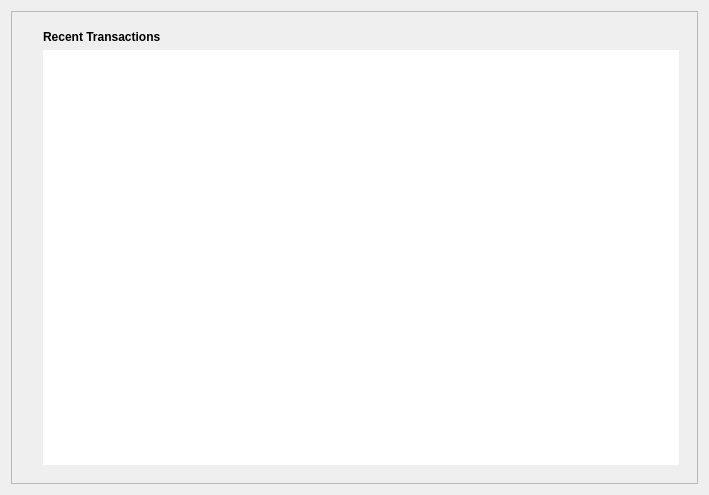
First picture: the form in src/qt/forms/overviewpage.ui, repository FourTwentyOne/421, before the edit.
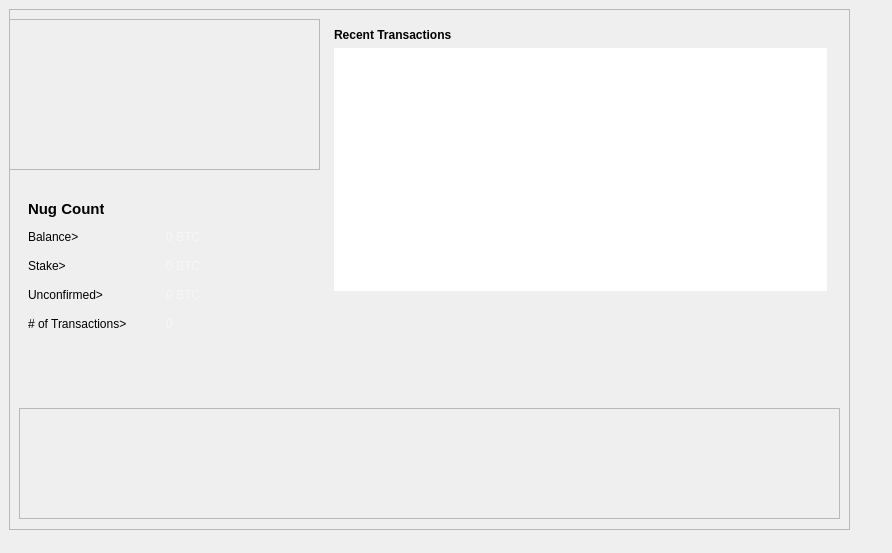
Second picture: the form after the edit. Icons and pictures are not drawn.

The edit to the form file:
```diff
--- a/src/qt/forms/overviewpage.ui
+++ b/src/qt/forms/overviewpage.ui
@@ -6,25 +6,37 @@
    <rect>
     <x>0</x>
     <y>0</y>
-    <width>709</width>
-    <height>495</height>
+    <width>892</width>
+    <height>553</height>
    </rect>
   </property>
   <property name="windowTitle">
    <string>Form</string>
   </property>
-  <layout class="QGridLayout" name="gridLayout_2">
-   <item row="0" column="0">
     <widget class="QFrame" name="frame_3">
+   <property name="geometry">
+    <rect>
+     <x>9</x>
+     <y>9</y>
+     <width>841</width>
+     <height>521</height>
+    </rect>
+   </property>
      <property name="frameShape">
       <enum>QFrame::StyledPanel</enum>
      </property>
      <property name="frameShadow">
       <enum>QFrame::Raised</enum>
      </property>
-     <layout class="QGridLayout" name="gridLayout">
-      <item row="0" column="0">
        <widget class="QFrame" name="frame">
+    <property name="geometry">
+     <rect>
+      <x>10</x>
+      <y>170</y>
+      <width>300</width>
+      <height>195</height>
+     </rect>
+    </property>
         <property name="frameShape">
          <enum>QFrame::NoFrame</enum>
         </property>
@@ -159,9 +171,15 @@
          </property>
         </widget>
        </widget>
-      </item>
-      <item row="0" column="1" rowspan="2">
        <widget class="QFrame" name="frame_2">
+    <property name="geometry">
+     <rect>
+      <x>316</x>
+      <y>10</y>
+      <width>511</width>
+      <height>281</height>
+     </rect>
+    </property>
         <property name="frameShape">
          <enum>QFrame::NoFrame</enum>
         </property>
@@ -312,21 +330,70 @@
          </item>
         </layout>
        </widget>
-      </item>
-      <item row="1" column="0">
+   <widget class="QFrame" name="frame_4">
+    <property name="geometry">
+     <rect>
+      <x>10</x>
+      <y>399</y>
+      <width>821</width>
+      <height>111</height>
+     </rect>
+    </property>
+    <property name="frameShape">
+     <enum>QFrame::StyledPanel</enum>
+    </property>
+    <property name="frameShadow">
+     <enum>QFrame::Raised</enum>
+    </property>
+   </widget>
+   <widget class="QFrame" name="frame_5">
+    <property name="geometry">
+     <rect>
+      <x>0</x>
+      <y>10</y>
+      <width>311</width>
+      <height>151</height>
+     </rect>
+    </property>
+    <property name="frameShape">
+     <enum>QFrame::StyledPanel</enum>
+    </property>
+    <property name="frameShadow">
+     <enum>QFrame::Raised</enum>
+    </property>
        <widget class="QLabel" name="label_7">
+     <property name="geometry">
+      <rect>
+       <x>70</x>
+       <y>0</y>
+       <width>150</width>
+       <height>150</height>
+      </rect>
+     </property>
+     <property name="minimumSize">
+      <size>
+       <width>150</width>
+       <height>150</height>
+      </size>
+     </property>
+     <property name="maximumSize">
+      <size>
+       <width>150</width>
+       <height>150</height>
+      </size>
+     </property>
         <property name="text">
          <string/>
         </property>
         <property name="pixmap">
-         <pixmap resource="../bitcoin.qrc">:/icons/421_testnet</pixmap>
-        </property>
-       </widget>
-      </item>
-     </layout>
-    </widget>
-   </item>
-  </layout>
+      <pixmap resource="../bitcoin.qrc">:/images/res/images/logo.png</pixmap>
+     </property>
+     <property name="scaledContents">
+      <bool>true</bool>
+     </property>
+    </widget>
+   </widget>
+  </widget>
  </widget>
  <resources>
   <include location="../bitcoin.qrc"/>
```
Lines whose indentation alone changed are shown as unchanged.
